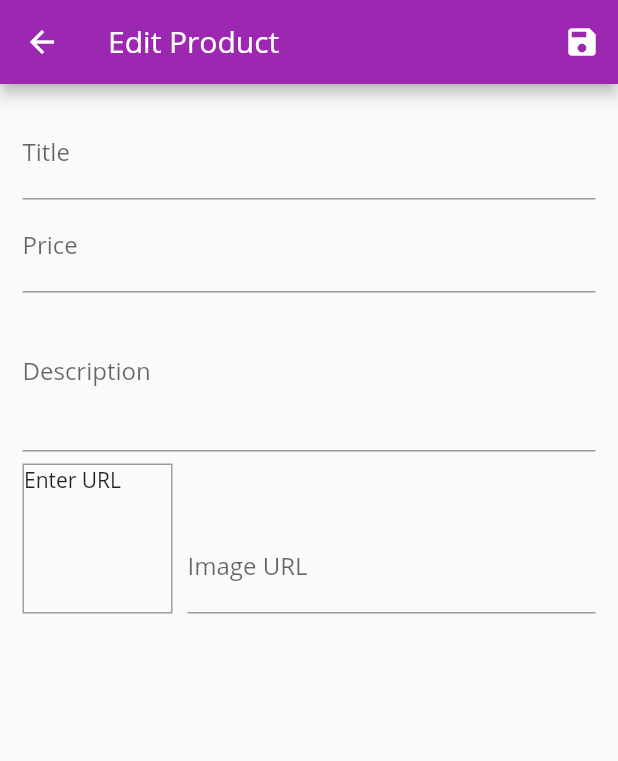
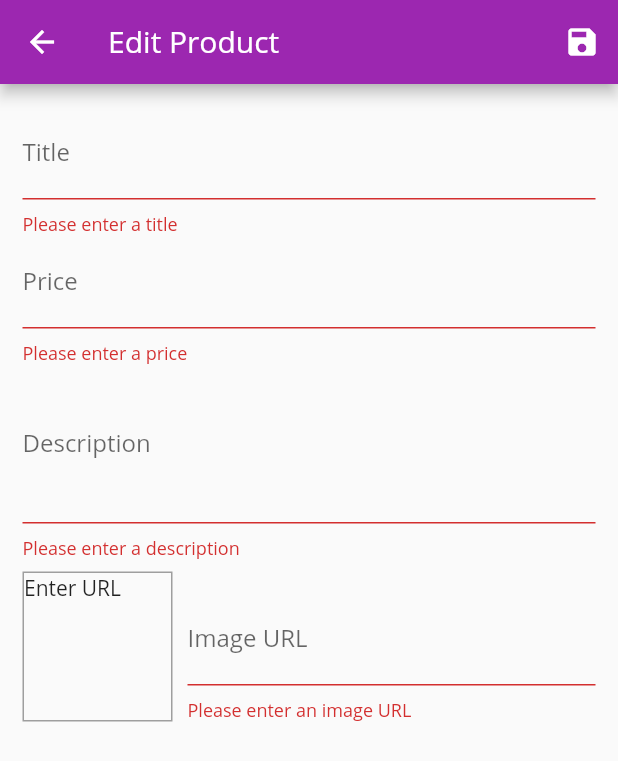
Before and after one commit to mariugo/shop_app, a Flutter app: the EditProductScreen screen opened by its route, after a tap on the "save" icon, on a phone screen of 412 x 824 dp. Shown: the top 761 px of the screen. Run offline on Flutter 3.47's test engine with Material 2 defaults, Android fonts, the phone set to English and light mode, and no system bars; network calls fail.

Commit message:
Saving new products

```diff
--- a/lib/providers/products.dart
+++ b/lib/providers/products.dart
@@ -50,8 +50,15 @@ class Products with ChangeNotifier {
     return _items.firstWhere((product) => product.id == id);
   }
 
-  void addProduct() {
-    //_items.add(value);
+  void addProduct(Product product) {
+    final newProduct = Product(
+      id: DateTime.now().toString(),
+      title: product.title,
+      description: product.description,
+      price: product.price,
+      imageUrl: product.imageUrl,
+    );
+    _items.add(newProduct);
     notifyListeners();
   }
 }
--- a/lib/screens/edit_product_screen.dart
+++ b/lib/screens/edit_product_screen.dart
@@ -1,5 +1,7 @@
 import 'package:flutter/material.dart';
+import 'package:provider/provider.dart';
 import 'package:shop_app/models/product.dart';
+import 'package:shop_app/providers/products.dart';
 
 class EditProductScreen extends StatefulWidget {
   static const routeName = '/edit-product';
@@ -47,6 +49,8 @@ class _EditProductScreenState extends State<EditProductScreen> {
 
   void _saveForm() {
     _formGlobalKey.currentState!.save();
+    Provider.of<Products>(context, listen: false).addProduct(_editedProduct);
+    Navigator.of(context).pop();
   }
 
   @override
@@ -67,7 +71,7 @@ class _EditProductScreenState extends State<EditProductScreen> {
         body: Padding(
           padding: const EdgeInsets.all(15.0),
           child: Form(
-            autovalidateMode: AutovalidateMode.onUserInteraction,
+            autovalidateMode: AutovalidateMode.always,
             key: _formGlobalKey,
             child: ListView(
               children: [
--- a/lib/screens/user_products_screen.dart
+++ b/lib/screens/user_products_screen.dart
@@ -1,6 +1,7 @@
 import 'package:flutter/material.dart';
 import 'package:provider/provider.dart';
 
+import '/screens/edit_product_screen.dart';
 import '/widgets/drawer_widget.dart';
 import '/widgets/user_product_item_widget.dart';
 import '/providers/products.dart';
@@ -17,7 +18,8 @@ class UserProductsScreen extends StatelessWidget {
           title: const Text('My Products'),
           actions: [
             IconButton(
-              onPressed: () {},
+              onPressed: () =>
+                  Navigator.of(context).pushNamed(EditProductScreen.routeName),
               icon: const Icon(
                 Icons.add,
               ),
```
